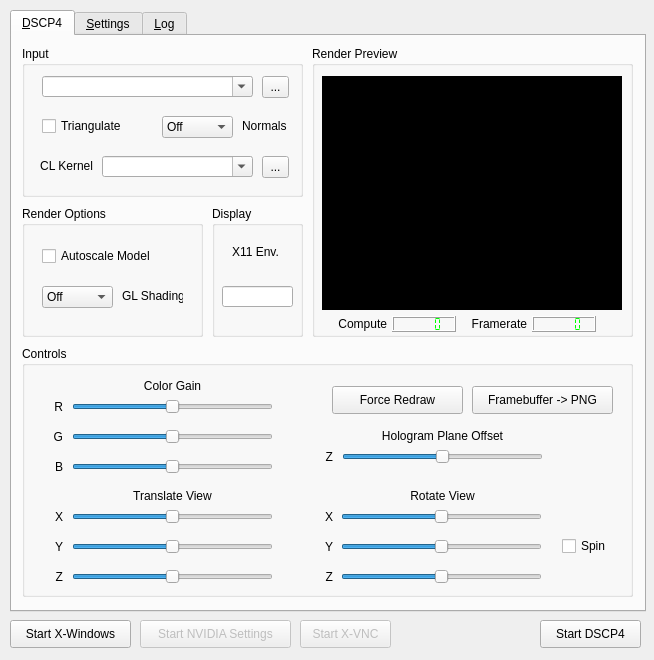
This is render_algorithms/dscp4/dscp4-qt/ui/mainwindow.ui in itsermo/holovideo-algorithms as Qt 5 draws it before an edit. The edited form follows.
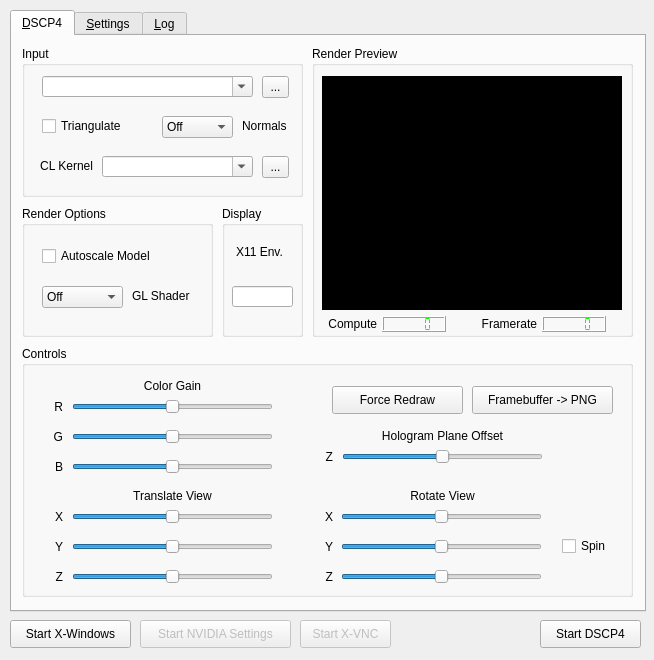
This is the edited form.

Commit message: make the text fit on the buttons

```diff
--- a/render_algorithms/dscp4/dscp4-qt/ui/mainwindow.ui
+++ b/render_algorithms/dscp4/dscp4-qt/ui/mainwindow.ui
@@ -215,7 +215,7 @@
        <rect>
         <x>10</x>
         <y>170</y>
-        <width>181</width>
+        <width>191</width>
         <height>131</height>
        </rect>
       </property>
@@ -243,7 +243,7 @@
         <rect>
          <x>20</x>
          <y>80</y>
-         <width>71</width>
+         <width>81</width>
          <height>22</height>
         </rect>
        </property>
@@ -269,14 +269,14 @@
       <widget class="QLabel" name="shaderModelLabel">
        <property name="geometry">
         <rect>
-         <x>100</x>
+         <x>110</x>
          <y>80</y>
-         <width>61</width>
+         <width>71</width>
          <height>20</height>
         </rect>
        </property>
        <property name="text">
-        <string>GL Shading</string>
+        <string>GL Shader</string>
        </property>
       </widget>
      </widget>
@@ -860,9 +860,9 @@
      <widget class="QGroupBox" name="displayGroupBox">
       <property name="geometry">
        <rect>
-        <x>200</x>
+        <x>210</x>
         <y>170</y>
-        <width>91</width>
+        <width>81</width>
         <height>131</height>
        </rect>
       </property>
@@ -874,7 +874,7 @@
         <rect>
          <x>10</x>
          <y>80</y>
-         <width>71</width>
+         <width>61</width>
          <height>21</height>
         </rect>
        </property>
@@ -885,9 +885,9 @@
       <widget class="QLabel" name="x11DisplayEnvLabel">
        <property name="geometry">
         <rect>
-         <x>20</x>
+         <x>14</x>
          <y>30</y>
-         <width>55</width>
+         <width>51</width>
          <height>31</height>
         </rect>
        </property>
@@ -911,7 +911,7 @@
       <widget class="QLCDNumber" name="renderFPSCounter">
        <property name="geometry">
         <rect>
-         <x>220</x>
+         <x>230</x>
          <y>270</y>
          <width>64</width>
          <height>16</height>
@@ -1048,7 +1048,7 @@
       <widget class="QLabel" name="renderFPSLabel">
        <property name="geometry">
         <rect>
-         <x>160</x>
+         <x>170</x>
          <y>270</y>
          <width>55</width>
          <height>16</height>
@@ -1064,7 +1064,7 @@
       <widget class="QLabel" name="computeFPSLabel">
        <property name="geometry">
         <rect>
-         <x>20</x>
+         <x>10</x>
          <y>270</y>
          <width>55</width>
          <height>16</height>
@@ -1114,7 +1114,7 @@
       <widget class="QLCDNumber" name="computeFPSCounter">
        <property name="geometry">
         <rect>
-         <x>80</x>
+         <x>70</x>
          <y>270</y>
          <width>64</width>
          <height>16</height>
```
